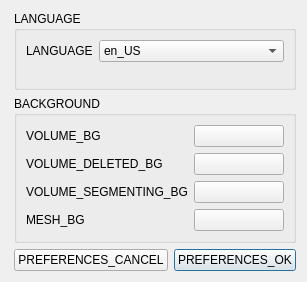
First picture: the form in src/GUI/PreferencesDialog.ui, repository fblupi/3DCurator, before the edit.
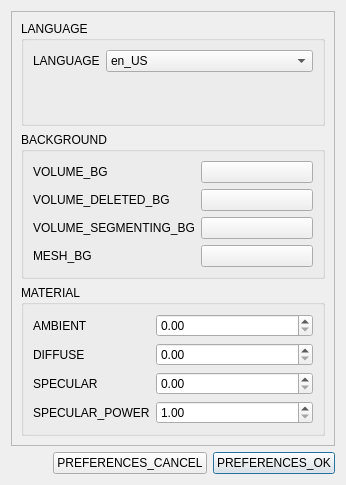
Second picture: the form after the edit. Icons and pictures are not drawn.

Commit message: Material preferences in preferences dialog closes #105

Patch:
```diff
--- a/src/GUI/PreferencesDialog.ui
+++ b/src/GUI/PreferencesDialog.ui
@@ -6,8 +6,8 @@
    <rect>
     <x>0</x>
     <y>0</y>
-    <width>307</width>
-    <height>282</height>
+    <width>346</width>
+    <height>485</height>
    </rect>
   </property>
   <property name="maximumSize">
@@ -20,7 +20,7 @@
    <string>PREFERENCES</string>
   </property>
   <layout class="QGridLayout" name="gridLayout">
-   <item row="2" column="1">
+   <item row="3" column="1">
     <widget class="QPushButton" name="cancelButton">
      <property name="text">
       <string>PREFERENCES_CANCEL</string>
@@ -30,7 +30,7 @@
      </property>
     </widget>
    </item>
-   <item row="2" column="2">
+   <item row="3" column="2">
     <widget class="QPushButton" name="okButton">
      <property name="text">
       <string>PREFERENCES_OK</string>
@@ -43,7 +43,7 @@
      </property>
     </widget>
    </item>
-   <item row="2" column="0">
+   <item row="3" column="0">
     <spacer name="horizontalSpacer">
      <property name="orientation">
       <enum>Qt::Horizontal</enum>
@@ -56,7 +56,22 @@
      </property>
     </spacer>
    </item>
-   <item row="0" column="1" colspan="2">
+   <item row="0" column="0" colspan="3">
+    <widget class="QScrollArea" name="scrollArea">
+     <property name="widgetResizable">
+      <bool>true</bool>
+     </property>
+     <widget class="QWidget" name="scrollAreaWidgetContents">
+      <property name="geometry">
+       <rect>
+        <x>0</x>
+        <y>0</y>
+        <width>326</width>
+        <height>435</height>
+       </rect>
+      </property>
+      <layout class="QGridLayout" name="gridLayout_5">
+       <item row="0" column="0">
     <widget class="QGroupBox" name="languageGroup">
      <property name="title">
       <string>LANGUAGE</string>
@@ -98,7 +113,7 @@
      </layout>
     </widget>
    </item>
-   <item row="1" column="1" colspan="2">
+       <item row="1" column="0">
     <widget class="QGroupBox" name="backgroundsGroup">
      <property name="title">
       <string>BACKGROUND</string>
@@ -183,6 +198,97 @@
        </layout>
       </item>
      </layout>
+        </widget>
+       </item>
+       <item row="2" column="0">
+        <widget class="QGroupBox" name="materialGroup">
+         <property name="title">
+          <string>MATERIAL</string>
+         </property>
+         <layout class="QGridLayout" name="gridLayout_4">
+          <item row="0" column="0">
+           <layout class="QFormLayout" name="materialLayout">
+            <item row="0" column="0">
+             <widget class="QLabel" name="ambientLabel">
+              <property name="text">
+               <string>AMBIENT</string>
+              </property>
+             </widget>
+            </item>
+            <item row="1" column="0">
+             <widget class="QLabel" name="diffuseLabel">
+              <property name="text">
+               <string>DIFFUSE</string>
+              </property>
+             </widget>
+            </item>
+            <item row="2" column="0">
+             <widget class="QLabel" name="specularLabel">
+              <property name="text">
+               <string>SPECULAR</string>
+              </property>
+             </widget>
+            </item>
+            <item row="3" column="0">
+             <widget class="QLabel" name="powerLabel">
+              <property name="text">
+               <string>SPECULAR_POWER</string>
+              </property>
+             </widget>
+            </item>
+            <item row="0" column="1">
+             <widget class="QDoubleSpinBox" name="ambientValue">
+              <property name="minimum">
+               <double>0.000000000000000</double>
+              </property>
+              <property name="maximum">
+               <double>1.000000000000000</double>
+              </property>
+              <property name="singleStep">
+               <double>0.100000000000000</double>
+              </property>
+              <property name="value">
+               <double>0.000000000000000</double>
+              </property>
+             </widget>
+            </item>
+            <item row="1" column="1">
+             <widget class="QDoubleSpinBox" name="diffuseValue">
+              <property name="maximum">
+               <double>1.000000000000000</double>
+              </property>
+              <property name="singleStep">
+               <double>0.100000000000000</double>
+              </property>
+             </widget>
+            </item>
+            <item row="2" column="1">
+             <widget class="QDoubleSpinBox" name="specularValue">
+              <property name="maximum">
+               <double>1.000000000000000</double>
+              </property>
+              <property name="singleStep">
+               <double>0.100000000000000</double>
+              </property>
+             </widget>
+            </item>
+            <item row="3" column="1">
+             <widget class="QDoubleSpinBox" name="powerValue">
+              <property name="minimum">
+               <double>1.000000000000000</double>
+              </property>
+              <property name="maximum">
+               <double>50.000000000000000</double>
+              </property>
+             </widget>
+            </item>
+           </layout>
+          </item>
+         </layout>
+        </widget>
+       </item>
+      </layout>
+     </widget>
     </widget>
    </item>
   </layout>
```
Lines whose indentation alone changed are shown as unchanged. The commit also changes 11 other files.
